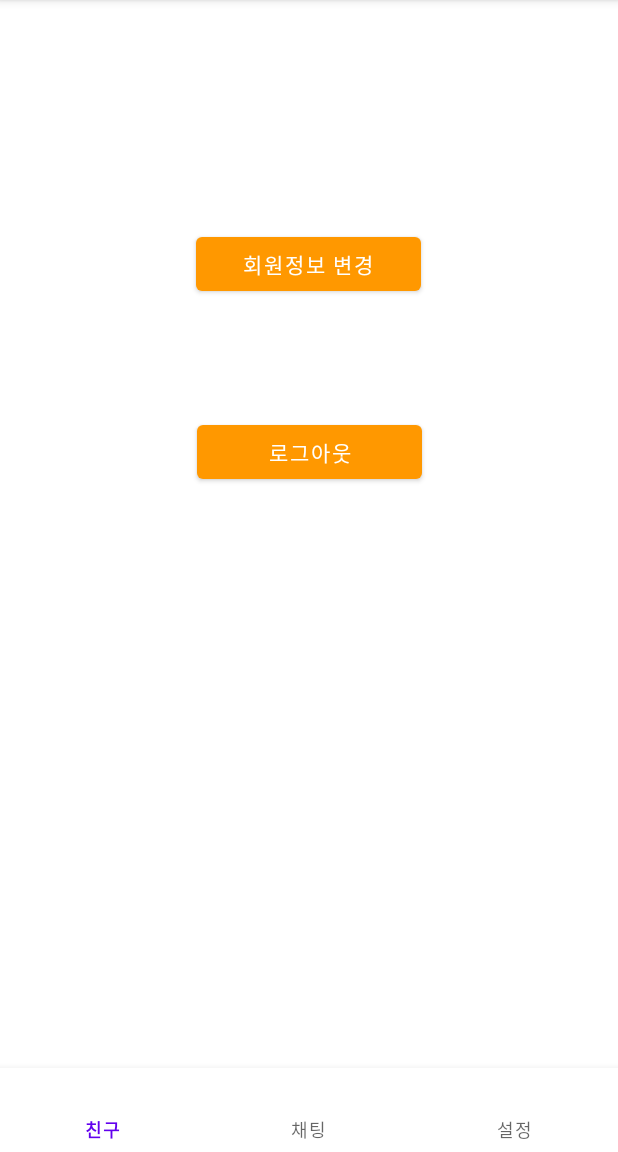
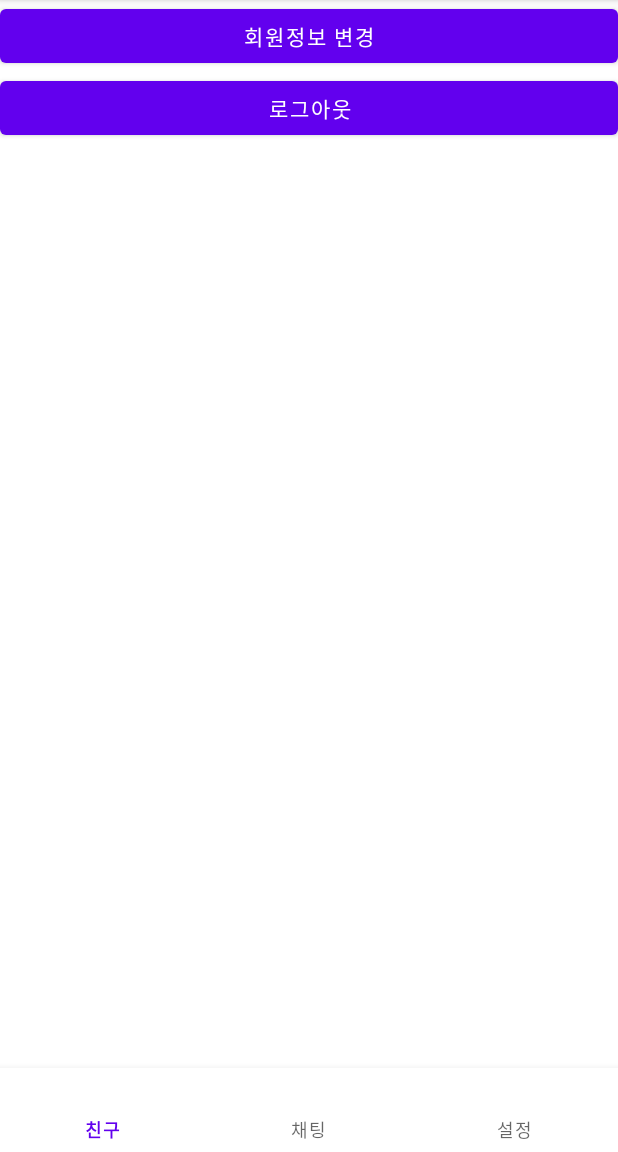
Before and after one commit to visionary55/native_chatApp, an Android app: the fragment SettingNaviFragment placed in its activity, on a phone screen of 412 x 824 dp, the part 84-1236 px from its top. Run offline under Robolectric (Android 15) with nearby library versions, the phone set to English and light mode, and no system bars; our stand-ins replace Firebase (no records; nobody signed in at launch, a user with empty details on screens opened directly).

Commit message:
[feat] 회원가입, 정보 변경 화면 및 기능 일부 수정

```diff
--- a/app/src/main/java/com/kbds/nativedev/kbchat/RegisterActivity.kt
+++ b/app/src/main/java/com/kbds/nativedev/kbchat/RegisterActivity.kt
@@ -21,12 +21,11 @@ class RegisterActivity : AppCompatActivity() {
         val email = findViewById<EditText>(R.id.email)
         val pwd = findViewById<EditText>(R.id.et_pwd)
         val pwdAgain = findViewById<EditText>(R.id.et_re_pwd)
-        val name = findViewById<EditText>(R.id.et_regi_name)
         val btnRegi = findViewById<Button>(R.id.btn_regi)
 
         btnRegi.setOnClickListener {
-            if(email.text.isEmpty() || pwd.text.isEmpty() || name.text.isEmpty() ){
-                Toast.makeText(this, "아이디와 비밀번호, 이름을 입력해 주세요.", Toast.LENGTH_SHORT).show()
+            if(email.text.isEmpty() || pwd.text.isEmpty() ){
+                Toast.makeText(this, "아이디와 비밀번호를 입력해 주세요.", Toast.LENGTH_SHORT).show()
             } else if(!android.util.Patterns.EMAIL_ADDRESS.matcher(email.text).matches()) {
                 Toast.makeText(this, "아이디를 이메일 형식으로 입력해 주세요", Toast.LENGTH_SHORT).show()
             } else if(pwd.length() < 6 || pwdAgain.length() < 6) {
--- a/app/src/main/java/com/kbds/nativedev/kbchat/fragment/SettingNaviFragment.kt
+++ b/app/src/main/java/com/kbds/nativedev/kbchat/fragment/SettingNaviFragment.kt
@@ -8,6 +8,12 @@ import android.view.ViewGroup
 import android.widget.Button
 import com.kbds.nativedev.kbchat.MainActivity.OnChangeSettingFragment
 import com.kbds.nativedev.kbchat.R
+import com.google.firebase.auth.FirebaseAuth
+import com.google.firebase.auth.ktx.auth
+import com.google.firebase.ktx.Firebase
+import android.widget.Toast
+
+private lateinit var auth: FirebaseAuth
 
 class SettingNaviFragment : Fragment() {
     companion object {
@@ -39,8 +45,12 @@ class SettingNaviFragment : Fragment() {
             onChangeSettingFrag?.onModifyUser()
         }
 
+        //auth = Firebase.auth
+
         btnLogout!!.setOnClickListener{
+            Toast.makeText(requireContext(), "로그아웃 성공!", Toast.LENGTH_SHORT).show();
 
+            //auth?.signOut()
         }
         return view
     }
--- a/app/src/main/res/layout/fragment_setting.xml
+++ b/app/src/main/res/layout/fragment_setting.xml
@@ -36,7 +36,7 @@
         android:layout_height="wrap_content"
         android:gravity="center"
         android:inputType="textPersonName"
-        android:text="닉네임"
+        android:hint="닉네임"
         android:textSize="30sp"
         android:textStyle="bold"
         app:layout_constraintBottom_toTopOf="@+id/profile_textview_comment"
@@ -50,7 +50,7 @@
         android:layout_height="wrap_content"
         android:gravity="center"
         android:inputType="textPersonName"
-        android:text="상태메시지"
+        android:hint="상태메시지"
         android:textSize="30sp"
         android:textStyle="bold"
         app:layout_constraintBottom_toTopOf="@+id/profile_button"
--- a/app/src/main/res/layout/fragment_setting_navi.xml
+++ b/app/src/main/res/layout/fragment_setting_navi.xml
@@ -1,37 +1,21 @@
 <?xml version="1.0" encoding="utf-8"?>
-<androidx.constraintlayout.widget.ConstraintLayout xmlns:android="http://schemas.android.com/apk/res/android"
+<LinearLayout xmlns:android="http://schemas.android.com/apk/res/android"
     xmlns:app="http://schemas.android.com/apk/res-auto"
     xmlns:tools="http://schemas.android.com/tools"
     android:layout_width="match_parent"
     android:layout_height="match_parent"
-    android:background="#FFFFFF">
+    android:orientation="vertical">
 
     <Button
         android:id="@+id/btn_modify"
-        android:layout_width="150dp"
-        android:layout_height="48dp"
-        android:layout_marginTop="8dp"
         android:text="회원정보 변경"
-        android:textColor="#FFFFFF"
-        app:backgroundTint="#FFFF9800"
-        app:layout_constraintBottom_toBottomOf="parent"
-        app:layout_constraintEnd_toEndOf="parent"
-        app:layout_constraintHorizontal_bias="0.498"
-        app:layout_constraintStart_toStartOf="parent"
-        app:layout_constraintTop_toTopOf="parent"
-        app:layout_constraintVertical_bias="0.22" />
+        android:layout_width="match_parent"
+        android:layout_height="wrap_content" />
 
     <Button
         android:id="@+id/btn_logout"
-        android:layout_width="150dp"
-        android:layout_height="wrap_content"
         android:text="로그아웃"
-        android:textColor="#FFFFFF"
-        app:backgroundTint="#FFFF9800"
-        app:layout_constraintBottom_toBottomOf="parent"
-        app:layout_constraintEnd_toEndOf="parent"
-        app:layout_constraintStart_toStartOf="parent"
-        app:layout_constraintTop_toBottomOf="@+id/btn_modify"
-        app:layout_constraintVertical_bias="0.167" />
+        android:layout_width="match_parent"
+        android:layout_height="wrap_content" />
 
-</androidx.constraintlayout.widget.ConstraintLayout>
+</LinearLayout>
```
Also changed, not shown: app/src/main/java/com/kbds/nativedev/kbchat/fragment/SettingFragment.kt (+9 -5 lines), app/src/main/res/layout/activity_register.xml (+1 -12 lines).
